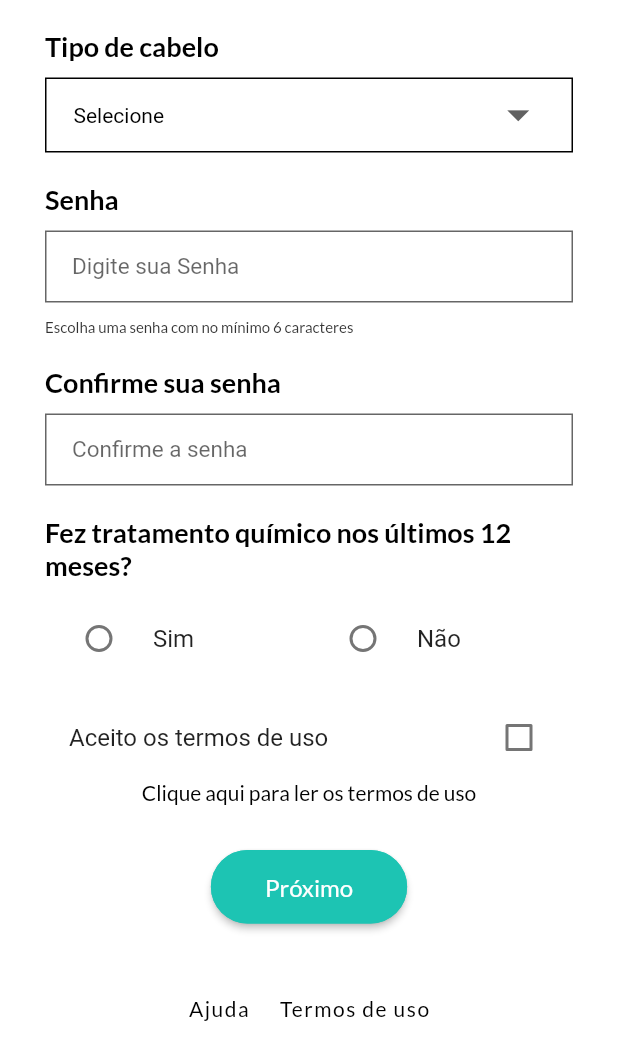
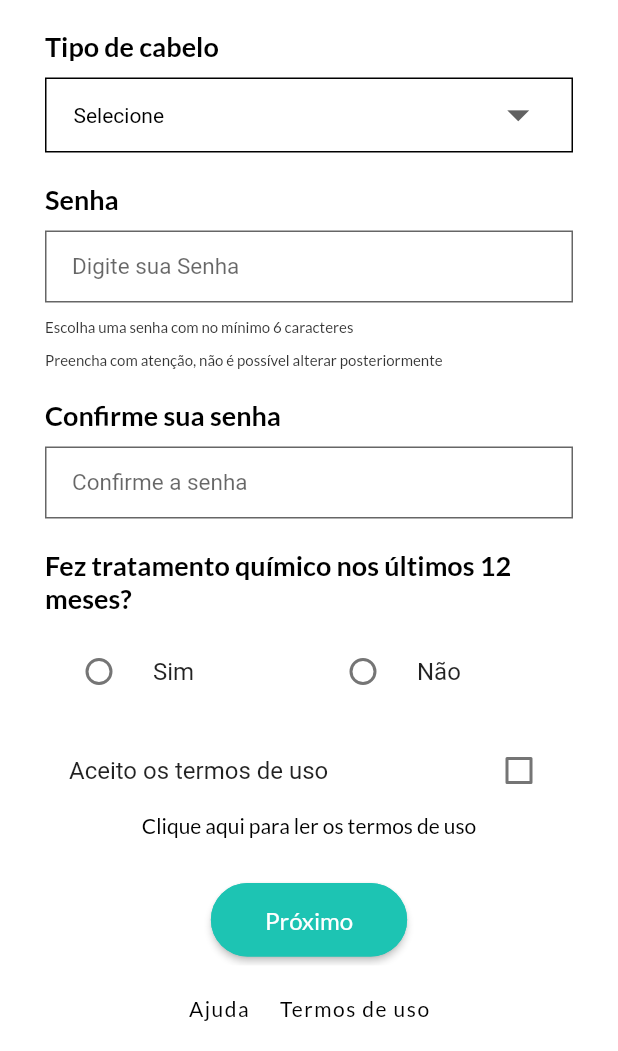
Before and after one commit to lucasantos603/Crono, a Flutter app: the Cadastro screen opened directly, scrolled down 576 dp, on a phone screen of 412 x 824 dp, the part 185-1236 px from its top. Run offline on Flutter 3.47's test engine with Material 2 defaults, Android fonts, the phone set to English and light mode, and no system bars; our stand-ins replace cloud_firestore, firebase_auth, firebase_core, google_fonts, shared_preferences, syncfusion_flutter_calendar and 1 more; accounts and stored records are empty.

Commit message:
0.08
sinaliza que não pode mudar senha

```diff
--- a/lib/views/bottomNavigationViews/config_page.dart
+++ b/lib/views/bottomNavigationViews/config_page.dart
@@ -82,7 +82,7 @@ class _ConfigPageState extends State<ConfigPage> {
       }
     }
 
-  /*void _deletarDados() async {
+    /*void _deletarDados() async {
     FirebaseAuth auth = FirebaseAuth.instance;
     FirebaseFirestore db = FirebaseFirestore.instance;
 
@@ -374,6 +374,7 @@ class _ConfigPageState extends State<ConfigPage> {
                                   })));
                         },
                       ),
+                      /*
                       SizedBox(height: 15),
                       InkWell(
                         child: Text(
@@ -498,7 +499,7 @@ class _ConfigPageState extends State<ConfigPage> {
                                     );
                                   })));
                         },
-                      ),
+                      ),*/
                       SizedBox(height: 15),
                       InkWell(
                         child: Text(
--- a/lib/views/initial/login/cadastro_page.dart
+++ b/lib/views/initial/login/cadastro_page.dart
@@ -488,6 +488,12 @@ class _CadastroState extends State<Cadastro> {
                                   textAlign: TextAlign.left,
                                   style: AppTextStyles.small,
                                 ),
+                                SizedBox(height: 10),
+                                Text(
+                                  "Preencha com atenção, não é possível alterar posteriormente",
+                                  textAlign: TextAlign.left,
+                                  style: AppTextStyles.small,
+                                ),
                                 SizedBox(height: 20),
                                 Text(
                                   "Confirme sua senha",
```
